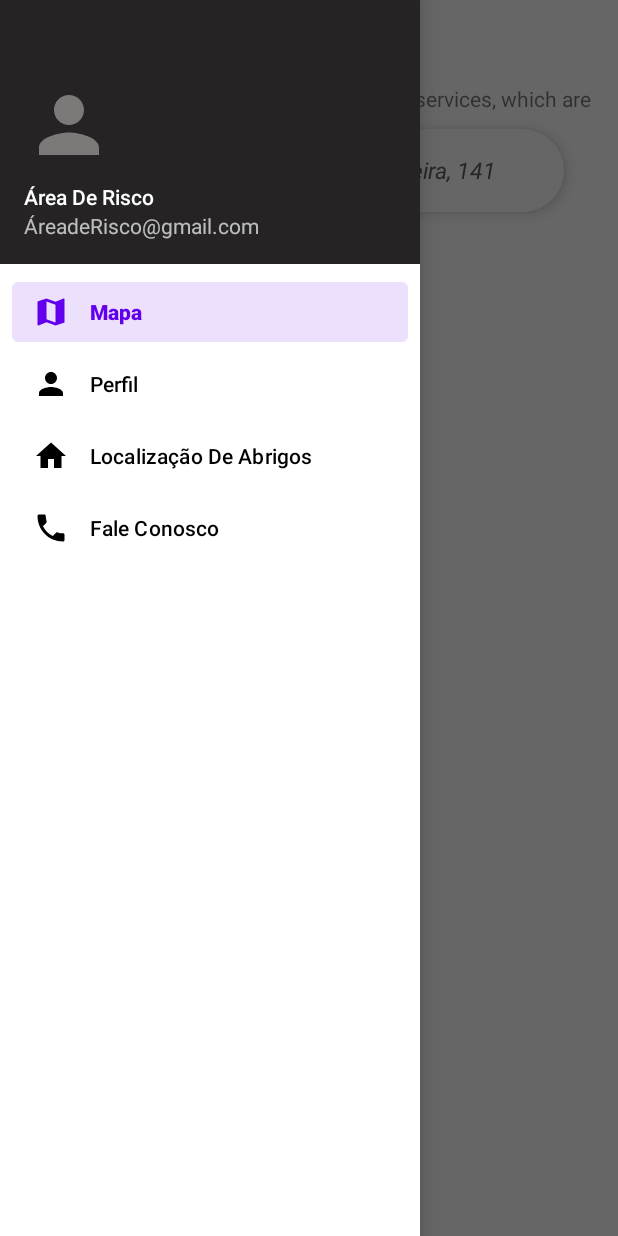
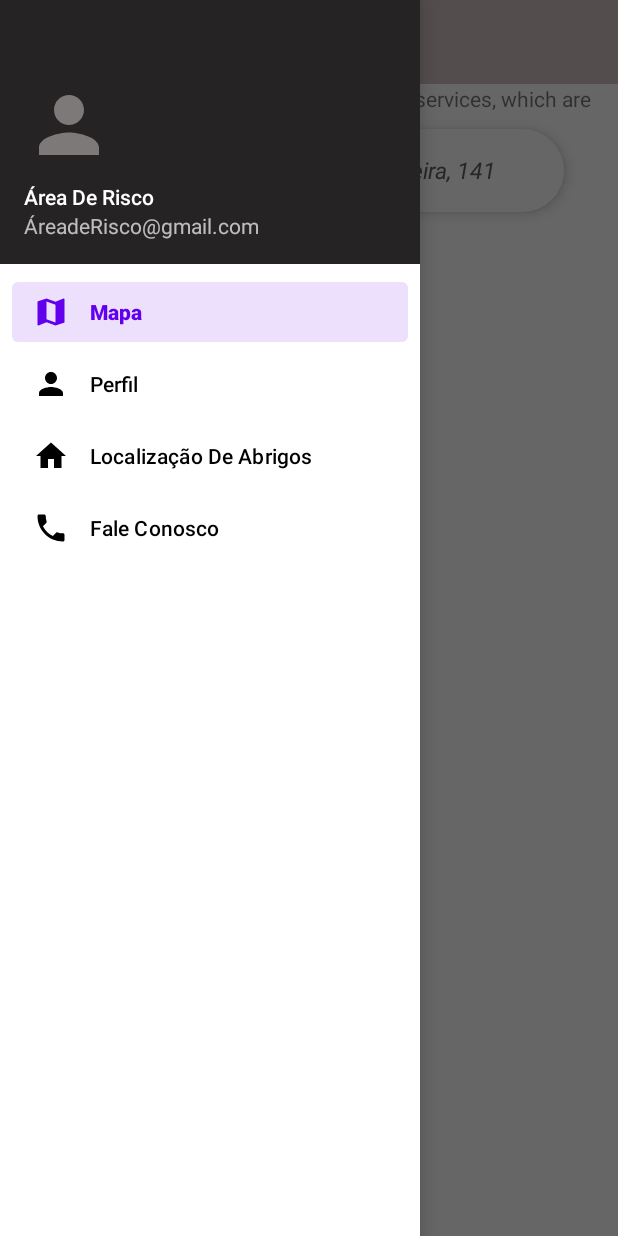
Before and after one commit to ceduardolima/AreaDeRiscoApp, an Android app: the MainActivity screen opened directly, with no data from a screen before it, with the side drawer open, on a phone screen of 412 x 824 dp. Run offline under Robolectric (Android 15) with nearby library versions, the phone set to English and light mode, and no system bars; libraries missing offline, so code that uses them is left out: com.gun0912.tedpermission; network calls fail; 2 statements that could not run were skipped.

Commit message:
corrigindo cores

```diff
--- a/app/src/main/res/layout/activity_main.xml
+++ b/app/src/main/res/layout/activity_main.xml
@@ -18,7 +18,7 @@
             android:id="@+id/toolbar"
             android:layout_width="match_parent"
             android:layout_height="?attr/actionBarSize"
-            android:background="@android:color/transparent"/>
+            android:background="#7A9E7D7D"/>
 
         <FrameLayout
             android:id="@+id/fragment_container"
```
